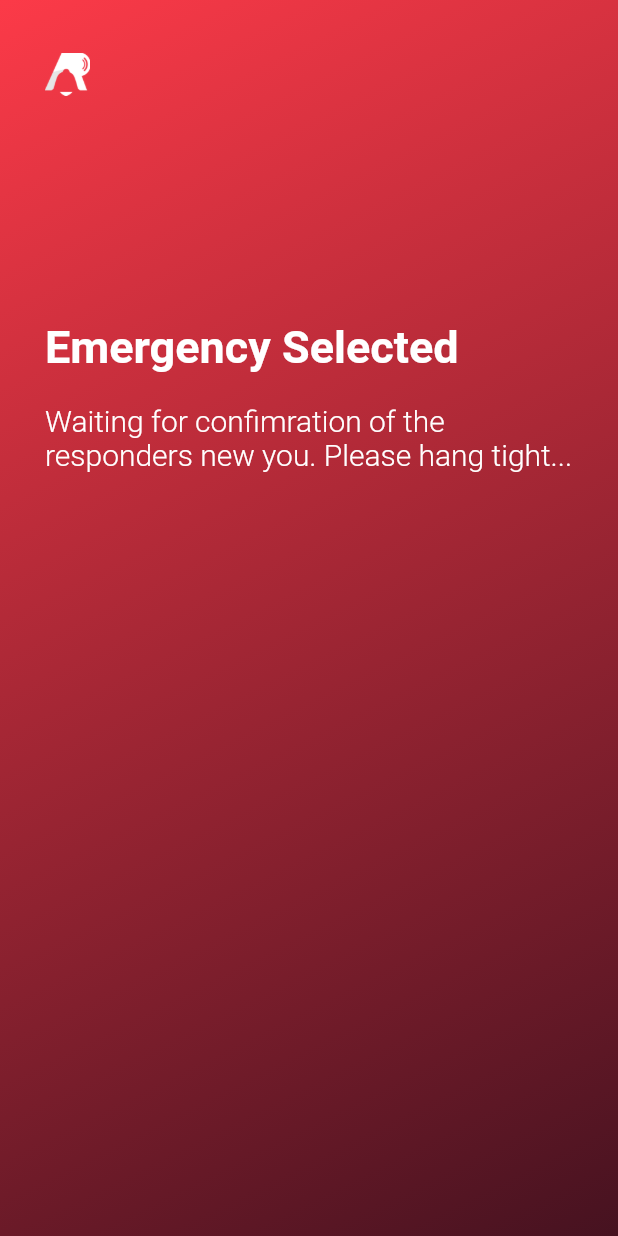
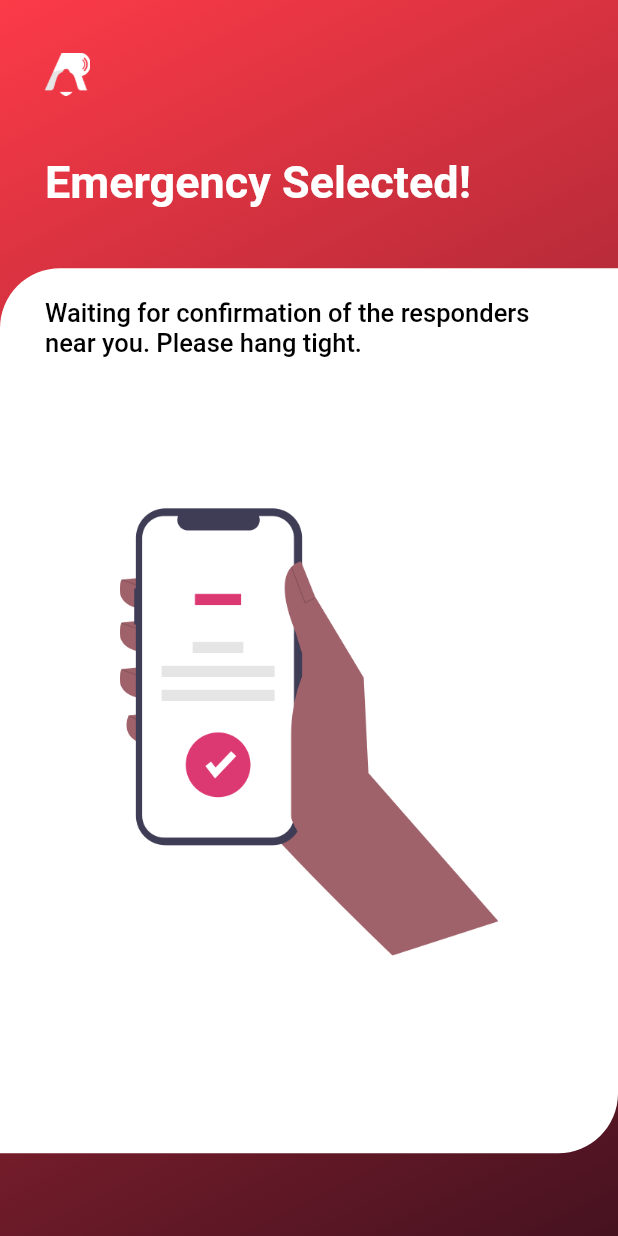
Before and after one commit to PopcornBPopin/rtena_app, a Flutter app: the SelectedPage screen opened directly, on a phone screen of 412 x 824 dp. Run offline on Flutter 3.47's test engine with Material 2 defaults, Android fonts, the phone set to English and light mode, and no system bars.

Commit message:
Updated added image

```diff
--- a/lib/Civilian/selected_page.dart
+++ b/lib/Civilian/selected_page.dart
@@ -56,37 +56,54 @@ class SelectedPage extends StatelessWidget {
                           ],
                         ),
 
-                        const SizedBox(height: 150),
+                        const SizedBox(height: 40),
                         //Emergency Selected
                         const Text(
-                          'Emergency Selected',
+                          'Emergency Selected!',
                           style: TextStyle(
                             color: Colors.white,
                             fontWeight: FontWeight.bold,
                             fontSize: 30,
                           ),
                         ),
-                        const SizedBox(height: 20),
-
-                        //Description
-                        const Text(
-                          'Waiting for confimration of the responders new you. Please hang tight...',
-                          style: TextStyle(
-                            color: Colors.white,
-                            fontWeight: FontWeight.w300,
-                            fontSize: 20,
-                          ),
-                        ),
-                        const SizedBox(height: 200),
+                        const SizedBox(height: 40),
                       ],
                     ),
                   ),
 
                   //STARTS HERE
                   Container(
-                    padding: const EdgeInsets.symmetric(horizontal: 30),
-                    child: Column(
-                      children: [],
+                    width: double.infinity,
+                    height: 590,
+                    decoration: const BoxDecoration(
+                      borderRadius: BorderRadius.only(
+                        topLeft: Radius.circular(40),
+                        bottomRight: Radius.circular(40),
+                      ),
+                      color: Colors.white,
+                    ),
+                    child: Center(
+                      child: Column(
+                        children: [
+                          const SizedBox(height: 20),
+                          const Padding(
+                            padding: EdgeInsets.symmetric(horizontal: 30),
+                            child: Text(
+                              'Waiting for confirmation of the responders near you. Please hang tight.',
+                              style: TextStyle(
+                                color: Colors.black,
+                                fontWeight: FontWeight.w500,
+                                fontSize: 17,
+                              ),
+                            ),
+                          ),
+                          const SizedBox(height: 100),
+                          Image.asset(
+                            'assets/emergency_selected.png',
+                            scale: 2,
+                          ),
+                        ],
+                      ),
                     ),
                   ),
                 ],
```
